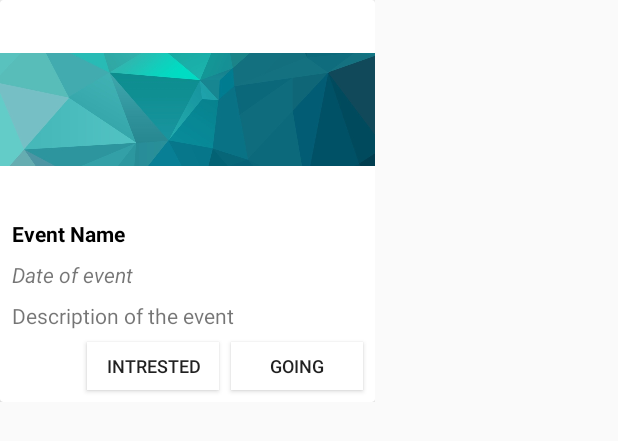
After one commit to fnplus/enroll-me-app, an Android app: the layout event_main_row.xml on its own in the app's theme, with its tools: preview values and no code run, on a phone screen of 412 x 824 dp. The commit adds this screen. Shown: the top 441 px of the screen. Run offline under Robolectric (Android 15) with nearby library versions, the phone set to English and light mode, and no system bars.

Commit message:
added screenshots

```diff
--- a/app/src/main/java/tech/fnplus/enrollme/LoginActivity.java
+++ b/app/src/main/java/tech/fnplus/enrollme/LoginActivity.java
@@ -310,7 +310,7 @@ projects:
 
 
     GoogleSignInOptions gso = new GoogleSignInOptions.Builder(GoogleSignInOptions.DEFAULT_SIGN_IN)
-            .requestIdToken(<Enter Google Sign In Token Here>)//)
+            .requestIdToken("1064007003546-4d9812meoqv2k9b2vgjiq0gmllumjvjn.apps.googleusercontent.com")//)
             .requestEmail()
             .build();
 
@@ -356,7 +356,7 @@ projects:
     }
 
     private boolean checkUser() {
-        final boolean[] isNew = {false};
+        final boolean[] exists = {false};
         db.collection("users")
                 .document(mAuth.getCurrentUser().getUid())
                 .get()
@@ -364,20 +364,17 @@ projects:
                     @Override
                     public void onComplete(@NonNull Task<DocumentSnapshot> task) {
                         if (task.isSuccessful()) {
-                            if (task.getResult().exists()) {
-
-                                isNew[0] = false;
-
+                            DocumentSnapshot document= task.getResult();
+                            if (document.exists()) {
+                                exists[0] = true;
+                            } else {
+                                Log.d(TAG, "Document does not exist!");
                             }
-
-
-                        } else {
-                            isNew[0] = true;
                         }
                     }
                 });
-
-        return isNew[0];
+        Toast.makeText(getApplicationContext(),String.valueOf(exists[0]),Toast.LENGTH_LONG).show();
+        return exists[0];
     }
 
     private void firebaseAuthWithGoogle(GoogleSignInAccount acct) {
@@ -393,7 +390,10 @@ projects:
                             Log.d(TAG, "signInWithCredential:success");
                             boolean isNew = task.getResult().getAdditionalUserInfo().isNewUser();
                             mUser = mAuth.getCurrentUser();
-                            if (isNew || !  checkUser()) {
+                            if(checkUser()){
+                                startActivity(new Intent(LoginActivity.this, MainActivity.class));
+                            }
+                            else if (isNew || !  checkUser()) {
                                 registerLayout.setVisibility(View.GONE);
                                 registerDetailsLayout.setVisibility(View.VISIBLE);
                                 userEmailTV.setText(userEmail);
@@ -401,8 +401,6 @@ projects:
                                 Picasso.get()
                                         .load(userImage)
                                         .into(avatarImage);
-                            } else if (checkUser()) {
-                                startActivity(new Intent(LoginActivity.this, MainActivity.class));
                             }
 
                             progressdialog.dismiss();
--- /dev/null
+++ b/app/src/main/res/layout/event_main_row.xml
@@ -0,0 +1,93 @@
+<?xml version="1.0" encoding="utf-8"?>
+<android.support.constraint.ConstraintLayout
+    xmlns:android="http://schemas.android.com/apk/res/android"
+    xmlns:app="http://schemas.android.com/apk/res-auto"
+    xmlns:tools="http://schemas.android.com/tools"
+    android:layout_width="wrap_content"
+    android:layout_height="wrap_content">
+
+    <android.support.v7.widget.CardView
+        android:layout_width="wrap_content"
+        android:layout_height="wrap_content"
+        tools:layout_editor_absoluteX="0dp"
+        tools:layout_editor_absoluteY="0dp">
+
+        <android.support.constraint.ConstraintLayout
+            android:layout_width="wrap_content"
+            android:layout_height="wrap_content">
+
+            <ImageView
+                android:id="@+id/imageView"
+                android:layout_width="250dp"
+                android:layout_height="130dp"
+                android:layout_marginTop="8dp"
+                app:layout_constraintEnd_toEndOf="parent"
+                app:layout_constraintStart_toStartOf="parent"
+                app:layout_constraintTop_toTopOf="parent"
+                app:srcCompat="@drawable/background_profile" />
+
+            <TextView
+                android:id="@+id/eventName"
+                android:layout_width="wrap_content"
+                android:layout_height="wrap_content"
+                android:layout_marginStart="8dp"
+                android:layout_marginTop="8dp"
+                android:text="Event Name"
+                android:textColor="@android:color/black"
+                android:textStyle="bold"
+                app:layout_constraintStart_toStartOf="parent"
+                app:layout_constraintTop_toBottomOf="@+id/imageView" />
+
+            <TextView
+                android:id="@+id/date_of_event"
+                android:layout_width="wrap_content"
+                android:layout_height="wrap_content"
+                android:layout_marginStart="8dp"
+                android:layout_marginTop="8dp"
+                android:text="Date of event"
+                android:textStyle="italic"
+                app:layout_constraintStart_toStartOf="parent"
+                app:layout_constraintTop_toBottomOf="@+id/eventName" />
+
+            <TextView
+                android:id="@+id/textView9"
+                android:layout_width="wrap_content"
+                android:layout_height="wrap_content"
+                android:layout_marginStart="8dp"
+                android:layout_marginTop="8dp"
+                android:text="Description of the event"
+                app:layout_constraintStart_toStartOf="parent"
+                app:layout_constraintTop_toBottomOf="@+id/date_of_event" />
+
+            <Button
+                android:id="@+id/going_btn"
+                android:layout_width="wrap_content"
+                android:layout_height="32dp"
+                android:layout_marginTop="8dp"
+                android:layout_marginEnd="8dp"
+                android:layout_marginBottom="8dp"
+                android:background="@android:color/white"
+                android:text="Going"
+                android:textSize="12sp"
+                app:layout_constraintBottom_toBottomOf="parent"
+                app:layout_constraintEnd_toEndOf="parent"
+                app:layout_constraintTop_toBottomOf="@+id/textView9" />
+
+            <Button
+                android:id="@+id/interested_btn"
+                android:layout_width="wrap_content"
+                android:layout_height="32dp"
+                android:layout_marginTop="8dp"
+                android:layout_marginEnd="8dp"
+                android:layout_marginBottom="8dp"
+                android:background="@android:color/white"
+                android:text="Intrested"
+                android:textSize="12sp"
+                app:layout_constraintBottom_toBottomOf="parent"
+                app:layout_constraintEnd_toStartOf="@+id/going_btn"
+                app:layout_constraintTop_toBottomOf="@+id/textView9" />
+        </android.support.constraint.ConstraintLayout>
+
+    </android.support.v7.widget.CardView>
+
+</android.support.constraint.ConstraintLayout>
```
Also changed, not shown: 5 other files.
